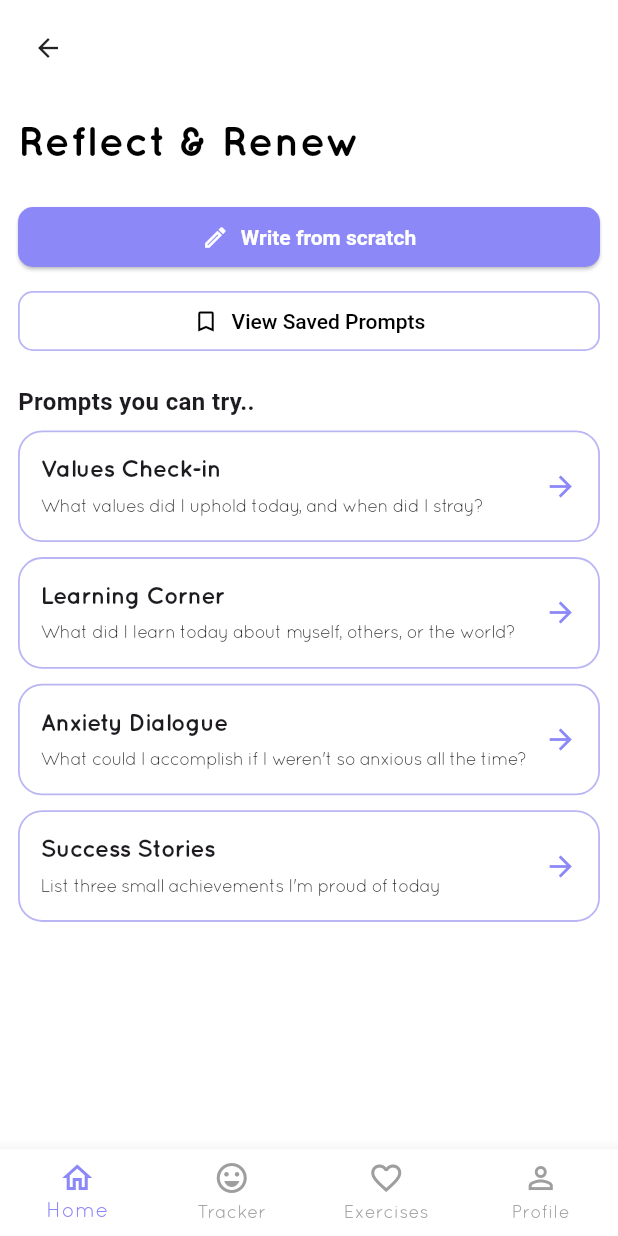
After one commit to saifahmeddd/Moodie, a Flutter app: the JournalingScreen screen opened by its route, on a phone screen of 412 x 824 dp. The commit adds this screen. Run offline on Flutter 3.47's test engine with Material 3 defaults, Android fonts, the phone set to English and light mode, and no system bars; our stand-ins replace cloud_firestore, firebase_auth, firebase_core, flutter_svg; missing offline and left inert: gif_view; accounts and stored records are empty; Roboto replaces fonts that are missing (GeneralSans); project files that could hold a hidden picture were left out.

Commit message:
added journaling screen, routing fixes

```diff
--- a/lib/main.dart
+++ b/lib/main.dart
@@ -9,6 +9,7 @@ import 'screens/home_page.dart' as Home;
 import 'screens/profile_screen.dart'; // Import the ProfileScreen
 import 'screens/mood_tracker.dart'; // Import the MoodTracker screen
 import 'screens/chatbot_screen.dart'; // Import the ChatbotScreen
+import 'screens/journaling_screen.dart';
 
 Future<void> main() async {
   WidgetsFlutterBinding.ensureInitialized();
@@ -46,6 +47,8 @@ class MoodieApp extends StatelessWidget {
             return MaterialPageRoute(builder: (_) => const MoodTrackerApp());
           case '/chatbot':
             return MaterialPageRoute(builder: (_) => const ChatbotScreen());
+          case '/journaling':
+            return MaterialPageRoute(builder: (_) => JournalingScreen());
           case '/success':
             final args = settings.arguments as Map<String, dynamic>?;
             if (args != null && args.containsKey('userAnswers')) {
--- a/lib/screens/box_breathing_step_screen.dart
+++ b/lib/screens/box_breathing_step_screen.dart
@@ -1,7 +1,7 @@
 import 'package:flutter/material.dart';
 
 class BoxBreathingStepScreen extends StatefulWidget {
-  final int totalSeconds; // e.g., 4 * 60 for 4 minutes
+  final int totalSeconds;
   const BoxBreathingStepScreen({super.key, this.totalSeconds = 240});
 
   @override
@@ -88,7 +88,6 @@ class _BoxBreathingStepScreenState extends State<BoxBreathingStepScreen>
         child: Stack(
           alignment: Alignment.center,
           children: [
-            // Animated Circles
             AnimatedBuilder(
               animation: _scaleAnimation,
               builder: (context, child) {
@@ -98,7 +97,6 @@ class _BoxBreathingStepScreenState extends State<BoxBreathingStepScreen>
                 );
               },
             ),
-            // Timer
             Positioned(
               top: 64,
               left: 0,
@@ -115,7 +113,6 @@ class _BoxBreathingStepScreenState extends State<BoxBreathingStepScreen>
                 ),
               ),
             ),
-            // Instruction Card
             if (!_completed)
               Positioned(
                 bottom: 120,
--- a/lib/screens/box_breathing_walkthrough.dart
+++ b/lib/screens/box_breathing_walkthrough.dart
@@ -183,7 +183,6 @@ class _BoxBreathingWalkthroughScreenState
   @override
   Widget build(BuildContext context) {
     return Scaffold(
-      // No backgroundColor, let the walkthrough page color fill the screen
       body: PageView.builder(
         controller: _controller,
         physics: const NeverScrollableScrollPhysics(),
--- a/lib/screens/breathing_exercises_screen.dart
+++ b/lib/screens/breathing_exercises_screen.dart
@@ -241,12 +241,11 @@ class _ExerciseCard extends StatelessWidget {
             ),
           ),
           const SizedBox(width: 16),
-          // Replace with SvgPicture.asset(imageAsset) if using SVGs
           SizedBox(
             height: 90,
             width: 90,
             child: Image.asset(
-              'assets/images/img1.png', // Placeholder, replace with your asset
+              'assets/images/img1.png', //placeholder asst
               fit: BoxFit.contain,
             ),
           ),
--- a/lib/screens/chatbot_screen.dart
+++ b/lib/screens/chatbot_screen.dart
@@ -10,7 +10,6 @@ class ChatbotScreen extends StatefulWidget {
 class _ChatbotScreenState extends State<ChatbotScreen> {
   final TextEditingController _controller = TextEditingController();
 
-  // Sample static messages for demonstration
   final List<_ChatMessage> _messages = [
     _ChatMessage(text: "I just... feel like I'm never enough", isUser: true),
     _ChatMessage(
@@ -166,7 +165,7 @@ class _ChatbotScreenState extends State<ChatbotScreen> {
                   radius: 26,
                   child: IconButton(
                     icon: const Icon(Icons.stop, color: Colors.white),
-                    onPressed: () {}, // Placeholder for stop/send action
+                    onPressed: () {},
                   ),
                 ),
               ],
--- a/lib/screens/enter_info.dart
+++ b/lib/screens/enter_info.dart
@@ -91,7 +91,6 @@ class _EnterInfoScreenState extends State<EnterInfoScreen> {
                 ),
               ),
               const SizedBox(height: 4.0),
-              // Name field with shadow
               Container(
                 decoration: BoxDecoration(
                   boxShadow: [
@@ -148,7 +147,6 @@ class _EnterInfoScreenState extends State<EnterInfoScreen> {
                 ),
               ),
               const SizedBox(height: 4.0),
-              // Age field with shadow
               Container(
                 decoration: BoxDecoration(
                   boxShadow: [
--- /dev/null
+++ b/lib/screens/journaling_screen.dart
@@ -0,0 +1,288 @@
+import 'package:flutter/material.dart';
+import 'journal_entry_screen.dart';
+
+class JournalingScreen extends StatefulWidget {
+  JournalingScreen({Key? key}) : super(key: key);
+
+  @override
+  State<JournalingScreen> createState() => _JournalingScreenState();
+}
+
+class _JournalingScreenState extends State<JournalingScreen> {
+  int _selectedIndex = 0;
+
+  final List<Map<String, String>> prompts = [
+    {
+      'title': 'Values Check-in',
+      'desc': 'What values did I uphold today, and when did I stray?',
+    },
+    {
+      'title': 'Learning Corner',
+      'desc': 'What did I learn today about myself, others, or the world?',
+    },
+    {
+      'title': 'Anxiety Dialogue',
+      'desc': 'What could I accomplish if I weren\'t so anxious all the time?',
+    },
+    {
+      'title': 'Success Stories',
+      'desc': 'List three small achievements I\'m proud of today',
+    },
+  ];
+
+  void _onNavTap(int index) {
+    if (index == _selectedIndex) return;
+    setState(() => _selectedIndex = index);
+    switch (index) {
+      case 0:
+        Navigator.pushReplacementNamed(context, '/home');
+        break;
+      case 1:
+        Navigator.pushReplacementNamed(context, '/mood-tracker');
+        break;
+      case 2:
+        // Placeholder for Exercises
+        ScaffoldMessenger.of(
+          context,
+        ).showSnackBar(const SnackBar(content: Text('Exercises coming soon!')));
+        break;
+      case 3:
+        Navigator.pushReplacementNamed(context, '/profile');
+        break;
+    }
+  }
+
+  @override
+  Widget build(BuildContext context) {
+    return Scaffold(
+      backgroundColor: Colors.white,
+      body: SafeArea(
+        child: Column(
+          children: [
+            Padding(
+              padding: const EdgeInsets.symmetric(
+                horizontal: 8.0,
+                vertical: 8.0,
+              ),
+              child: Row(
+                children: [
+                  IconButton(
+                    icon: const Icon(
+                      Icons.arrow_back,
+                      size: 20,
+                      color: Colors.black87,
+                    ),
+                    onPressed: () => Navigator.of(context).pop(),
+                    padding: EdgeInsets.zero,
+                    constraints: const BoxConstraints(),
+                  ),
+                ],
+              ),
+            ),
+            Expanded(
+              child: SingleChildScrollView(
+                child: Container(
+                  decoration: const BoxDecoration(
+                    color: Colors.white,
+                    borderRadius: BorderRadius.only(
+                      topLeft: Radius.circular(32),
+                      topRight: Radius.circular(32),
+                    ),
+                  ),
+                  child: Padding(
+                    padding: const EdgeInsets.symmetric(
+                      horizontal: 12.0,
+                      vertical: 12.0,
+                    ),
+                    child: Column(
+                      crossAxisAlignment: CrossAxisAlignment.start,
+                      children: [
+                        Text(
+                          'Reflect & Renew',
+                          style: TextStyle(
+                            fontFamily: 'quicksand',
+                            fontWeight: FontWeight.bold,
+                            fontSize: 28,
+                            color: Colors.black,
+                          ),
+                        ),
+                        const SizedBox(height: 18),
+                        SizedBox(
+                          width: double.infinity,
+                          child: ElevatedButton.icon(
+                            onPressed: () {},
+                            icon: const Icon(Icons.edit_outlined, size: 18),
+                            label: const Text('Write from scratch'),
+                            style: ElevatedButton.styleFrom(
+                              backgroundColor: const Color(0xFF8C88F8),
+                              foregroundColor: Colors.white,
+                              padding: const EdgeInsets.symmetric(vertical: 10),
+                              shape: RoundedRectangleBorder(
+                                borderRadius: BorderRadius.circular(10),
+                              ),
+                              textStyle: const TextStyle(
+                                fontFamily: 'GeneralSans',
+                                fontWeight: FontWeight.w600,
+                                fontSize: 14,
+                              ),
+                            ),
+                          ),
+                        ),
+                        const SizedBox(height: 8),
+                        SizedBox(
+                          width: double.infinity,
+                          child: OutlinedButton.icon(
+                            onPressed: () {},
+                            icon: const Icon(Icons.bookmark_border, size: 18),
+                            label: const Text('View Saved Prompts'),
+                            style: OutlinedButton.styleFrom(
+                              foregroundColor: Colors.black,
+                              side: const BorderSide(
+                                color: Color(0xFFB9B6F3),
+                                width: 1.2,
+                              ),
+                              padding: const EdgeInsets.symmetric(vertical: 10),
+                              shape: RoundedRectangleBorder(
+                                borderRadius: BorderRadius.circular(10),
+                              ),
+                              textStyle: const TextStyle(
+                                fontFamily: 'GeneralSans',
+                                fontWeight: FontWeight.w500,
+                                fontSize: 14,
+                              ),
+                            ),
+                          ),
+                        ),
+                        const SizedBox(height: 18),
+                        const Text(
+                          'Prompts you can try..',
+                          style: TextStyle(
+                            fontFamily: 'GeneralSans',
+                            fontWeight: FontWeight.w600,
+                            fontSize: 16,
+                          ),
+                        ),
+                        const SizedBox(height: 8),
+                        ...prompts.map(
+                          (prompt) => Padding(
+                            padding: const EdgeInsets.only(bottom: 10.0),
+                            child: Material(
+                              color: Colors.transparent,
+                              child: InkWell(
+                                borderRadius: BorderRadius.circular(16),
+                                onTap: () {
+                                  Navigator.push(
+                                    context,
+                                    MaterialPageRoute(
+                                      builder:
+                                          (_) => JournalEntryScreen(
+                                            prompt:
+                                                prompt['title']! +
+                                                '\n' +
+                                                prompt['desc']!,
+                                            tips: [
+                                              'Write without judging or editing your thoughts',
+                                              'Focus on feelings, not just events.',
+                                              'Start each entry by writing one word that describes today',
+                                            ],
+                                          ),
+                                    ),
+                                  );
+                                },
+                                child: Container(
+                                  width: double.infinity,
+                                  padding: const EdgeInsets.symmetric(
+                                    vertical: 14,
+                                    horizontal: 14,
+                                  ),
+                                  decoration: BoxDecoration(
+                                    color: Colors.white,
+                                    border: Border.all(
+                                      color: const Color(0xFFB9B6F3),
+                                      width: 1.2,
+                                    ),
+                                    borderRadius: BorderRadius.circular(16),
+                                  ),
+                                  child: Row(
+                                    children: [
+                                      Expanded(
+                                        child: Column(
+                                          crossAxisAlignment:
+                                              CrossAxisAlignment.start,
+                                          children: [
+                                            Text(
+                                              prompt['title']!,
+                                              style: const TextStyle(
+                                                fontFamily: 'quicksand',
+                                                fontWeight: FontWeight.w600,
+                                                fontSize: 16,
+                                                letterSpacing: -0.5,
+                                              ),
+                                            ),
+                                            const SizedBox(height: 4),
+                                            Text(
+                                              prompt['desc']!,
+                                              style: const TextStyle(
+                                                fontFamily: 'quicksand',
+                                                fontWeight: FontWeight.w400,
+                                                fontSize: 12,
+                                                color: Colors.black87,
+                                                letterSpacing: -0.5,
+                                              ),
+                                            ),
+                                          ],
+                                        ),
+                                      ),
+                                      const Icon(
+                                        Icons.arrow_forward,
+                                        size: 22,
+                                        color: Color(0xFF8C88F8),
+                                      ),
+                                    ],
+                                  ),
+                                ),
+                              ),
+                            ),
+                          ),
+                        ),
+                        const SizedBox(height: 12),
+                      ],
+                    ),
+                  ),
+                ),
+              ),
+            ),
+          ],
+        ),
+      ),
+      bottomNavigationBar: BottomNavigationBar(
+        type: BottomNavigationBarType.fixed,
+        backgroundColor: Colors.white,
+        selectedItemColor: const Color(0xFF8C88F8),
+        unselectedItemColor: Colors.grey[500],
+        showSelectedLabels: true,
+        showUnselectedLabels: true,
+        items: const [
+          BottomNavigationBarItem(
+            icon: Icon(Icons.home_outlined),
+            label: 'Home',
+          ),
+          BottomNavigationBarItem(
+            icon: Icon(Icons.emoji_emotions_outlined),
+            label: 'Tracker',
+          ),
+          BottomNavigationBarItem(
+            icon: Icon(Icons.favorite_border),
+            label: 'Exercises',
+          ),
+          BottomNavigationBarItem(
+            icon: Icon(Icons.person_outline),
+            label: 'Profile',
+          ),
+        ],
+        currentIndex: _selectedIndex,
+        onTap: _onNavTap,
+      ),
+    );
+  }
+}
```
Also changed, not shown: lib/screens/journal_entry_screen.dart (added, +121 -0 lines).
